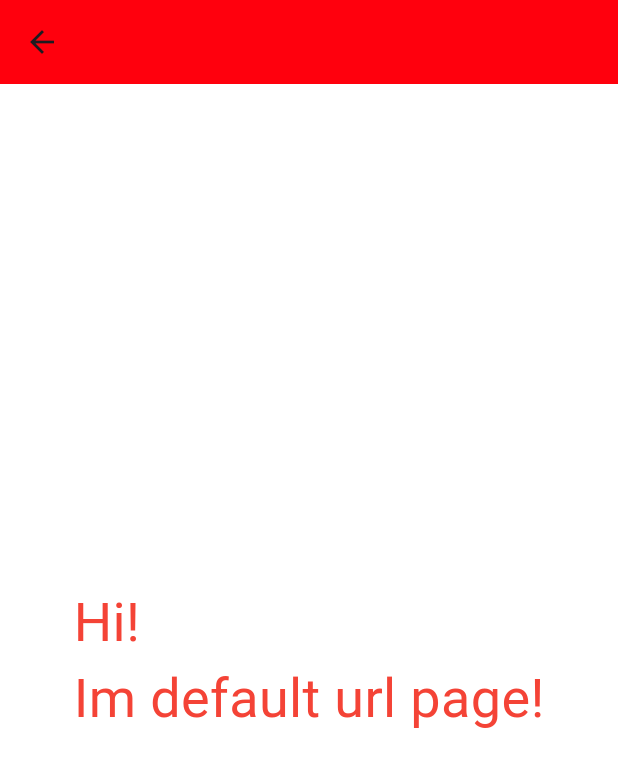
After one commit to YuraYB3/FlickRate, a Flutter app: the DefaultUrlView screen opened directly, on a phone screen of 412 x 824 dp. The commit adds this screen. Shown: the top 767 px of the screen. Run offline on Flutter 3.47's test engine with Material 3 defaults, Android fonts, the phone set to English and light mode, and no system bars; our stand-ins replace cached_network_image, cloud_firestore, cloud_functions, device_info, firebase_auth, firebase_core and 8 more; accounts and stored records are empty.

Commit message:
Code refactored and added temporary screens

```diff
--- a/lib/app/app.dart
+++ b/lib/app/app.dart
@@ -7,7 +7,7 @@ import 'routing/app_router.dart';
 import 'routing/inavigation_util.dart';
 import 'screens/core_navigation/core_navigation_factory.dart';
 import 'screens/login/login_factory.dart';
-import 'services/uni_services.dart';
+import 'services/deep_linkinng/uni_services.dart';
 import 'services/user/iuser_service.dart';
 import 'services/user/user_service.dart';
 
--- a/lib/app/routing/routes.dart
+++ b/lib/app/routing/routes.dart
@@ -3,3 +3,5 @@ const String routeHome = 'routeHome';
 const String routeMovie = 'routeMovie';
 const String routeShowMovies = 'routeShowAllMovies';
 const String routeShowReviews = 'routeShowReviews';
+const String routeDefaultURLPage = 'routeDefaultURLPage';
+const String routeDefaultNotificationPage = 'routeDefaultNotificationPage';
--- /dev/null
+++ b/lib/app/services/deep_linkinng/uni_services.dart
@@ -0,0 +1,48 @@
+// ignore_for_file: avoid_print
+
+import 'package:flickrate/app/routing/inavigation_util.dart';
+import 'package:flickrate/app/routing/routes.dart';
+import 'package:uni_links/uni_links.dart';
+
+class UniService {
+  final INavigationUtil _navigationUtil;
+
+  UniService({required INavigationUtil navigationUtil})
+      : _navigationUtil = navigationUtil;
+
+  Future<void> init() async {
+    try {
+      final Uri? uri = await getInitialUri();
+      _uniHandler(uri);
+    } catch (e) {
+      print('Error initializing deep link: $e');
+    }
+    uriLinkStream.listen((Uri? uri) async {
+      _uniHandler(uri);
+    }, onError: (error) {
+      print('Error listening to URI links: $error');
+    });
+  }
+
+  Future<void> _uniHandler(Uri? uri) async {
+    if (uri == null || uri.queryParameters.isEmpty) return;
+
+    try {
+      final Map<String, String> params = uri.queryParameters;
+      String receivedMovieId = '';
+      receivedMovieId = params['movieId'] ?? '';
+      print('Received movie ID: $receivedMovieId');
+
+      if (receivedMovieId.isNotEmpty) {
+        print('Navigate to movie page');
+        await _navigationUtil.navigateTo(routeMovie, data: receivedMovieId);
+      } else {
+        print('Navigate to default page');
+        await _navigationUtil.navigateTo(routeDefaultURLPage);
+      }
+    } catch (e) {
+      print('Exception handling deep link: $e');
+      await _navigationUtil.navigateTo(routeDefaultURLPage);
+    }
+  }
+}
--- a/lib/app/services/local_notification/local_notification_service.dart
+++ b/lib/app/services/local_notification/local_notification_service.dart
@@ -60,8 +60,8 @@ class LocalNotificationService implements ILocalNotificationService {
 
   static void onNotificationTap(
       NotificationResponse notificationResponse) async {
-    var navigatorKey = locator<INavigationUtil>();
-    navigatorKey.navigateTo(routeShowReviews);
+    INavigationUtil navigationUtil = locator<INavigationUtil>();
+    navigationUtil.navigateTo(routeDefaultNotificationPage);
     print('clicked');
   }
 }
--- a/lib/locator.dart
+++ b/lib/locator.dart
@@ -3,7 +3,7 @@ import 'package:flickrate/app/routing/inavigation_util.dart';
 import 'package:flickrate/app/routing/navigation_util.dart';
 import 'package:flickrate/app/services/auth/auth_service.dart';
 import 'package:flickrate/app/services/local_notification/local_notification_service.dart';
-import 'package:flickrate/app/services/uni_services.dart';
+import 'package:flickrate/app/services/deep_linkinng/uni_services.dart';
 import 'package:flickrate/app/services/user/iuser_service.dart';
 import 'package:flickrate/app/services/user/user_service.dart';
 import 'package:flickrate/data/review/review_repository.dart';
@@ -83,7 +83,8 @@ void initNotificationService() {
 }
 
 void initDeepLinkService() {
-  locator.registerSingleton<UniService>(UniService());
+  locator.registerSingleton<UniService>(
+      UniService(navigationUtil: locator<INavigationUtil>()));
 }
 
 void initRepos() {
--- a/lib/main.dart
+++ b/lib/main.dart
@@ -1,6 +1,6 @@
 // ignore_for_file: avoid_print
 import 'package:firebase_core/firebase_core.dart';
-import 'package:flickrate/app/services/uni_services.dart';
+import 'package:flickrate/app/services/deep_linkinng/uni_services.dart';
 import 'package:flickrate/locator.dart';
 import 'package:flutter/material.dart';
 import 'package:provider/provider.dart';
--- /dev/null
+++ b/lib/temporary/default_notification_screen/default_notification_view_model.dart
@@ -0,0 +1,5 @@
+// ignore_for_file: avoid_print
+
+import 'package:flutter/material.dart';
+
+class DefaultNotificationViewModel extends ChangeNotifier {}
--- /dev/null
+++ b/lib/temporary/default_url_screen/default_url_view.dart
@@ -0,0 +1,30 @@
+import 'package:flickrate/app/theme/color_palette.dart';
+import 'package:flutter/material.dart';
+
+class DefaultUrlView extends StatelessWidget {
+  const DefaultUrlView({super.key});
+
+  @override
+  Widget build(BuildContext context) {
+    double screenHeight = MediaQuery.of(context).size.height;
+    double screenWidth = MediaQuery.of(context).size.width;
+    ColorsPalette colorsPalette = ColorsPalette();
+
+    return Scaffold(
+      appBar: AppBar(
+        backgroundColor: colorsPalette.mainColor,
+      ),
+      body: Container(
+        width: screenWidth,
+        height: screenHeight,
+        color: const Color.fromARGB(255, 255, 255, 255),
+        child: const Center(
+          child: Text(
+            'Hi! \nIm default url page!',
+            style: TextStyle(color: Colors.red, fontSize: 36),
+          ),
+        ),
+      ),
+    );
+  }
+}
--- /dev/null
+++ b/lib/temporary/default_url_screen/default_url_view_model.dart
@@ -0,0 +1,5 @@
+// ignore_for_file: avoid_print
+
+import 'package:flutter/material.dart';
+
+class DefaultUrlViewModel extends ChangeNotifier {}
```
Also changed, not shown: lib/app/common/screens/my_error_widget.dart (+12 -1 lines), lib/app/routing/app_router.dart (+15 -0 lines), lib/app/services/notification/notification_service.dart (+6 -2 lines), lib/app/services/uni_services.dart (deleted, +0 -45 lines), lib/temporary/default_notification_screen/default_notification_screen_factory.dart (added, +16 -0 lines), lib/temporary/default_notification_screen/default_notification_view.dart (added, +29 -0 lines), lib/temporary/default_url_screen/default_url_screen_factory.dart (added, +16 -0 lines).
